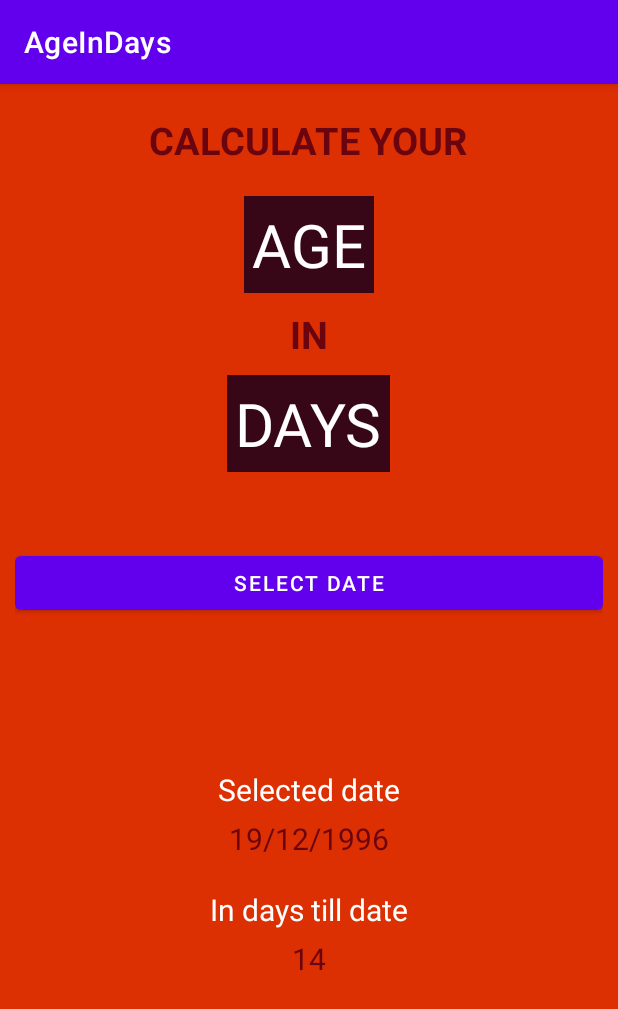
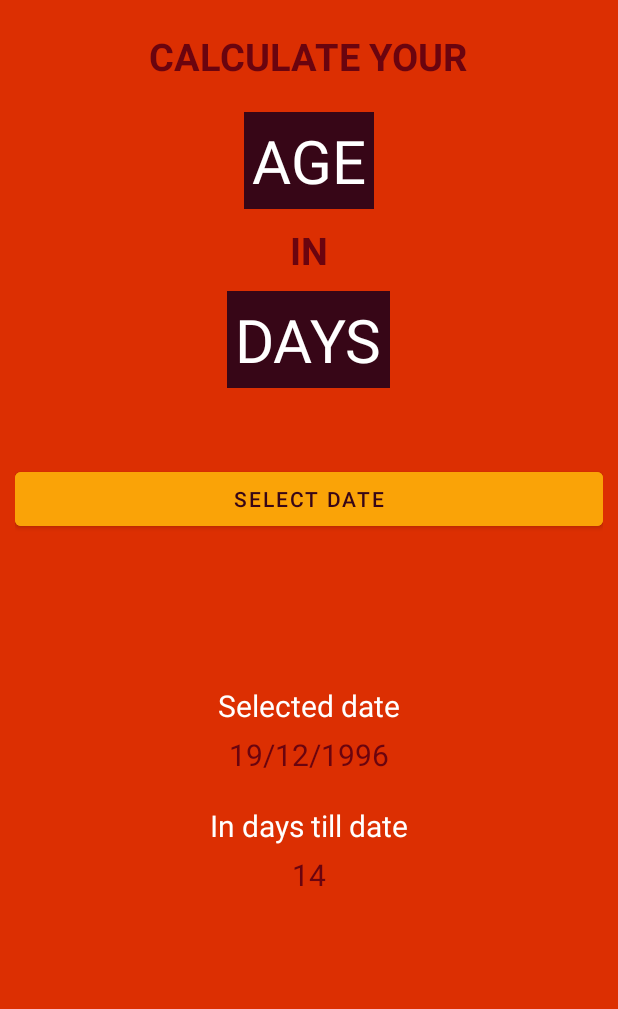
Before and after one commit to JoshuaScherer1996/AgeInDays, an Android app: the screen it shows after launch (MainActivity), on a phone screen of 412 x 824 dp. Shown: the top 1009 px of the screen. Run offline under Robolectric (Android 15) with nearby library versions, the phone set to English and light mode, and no system bars.

Commit message:
OPtimized code, updated Layout and added comments. Also did this to get more used to git

```diff
--- a/app/src/main/res/layout/activity_main.xml
+++ b/app/src/main/res/layout/activity_main.xml
@@ -65,6 +65,8 @@
         android:layout_width="match_parent"
         android:layout_height="wrap_content"
         android:layout_marginTop="50sp"
+        android:backgroundTint="@color/buttonBackground"
+        android:textColor="@color/textBackground"
         android:text="SELECT DATE" />
 
     <TextView
--- a/app/src/main/res/values/colors.xml
+++ b/app/src/main/res/values/colors.xml
@@ -10,4 +10,5 @@
     <color name="pageBackground">#DC2F02</color>
     <color name="textColor">#6A040F</color>
     <color name="textBackground">#370617</color>
+    <color name="buttonBackground">#FAA307</color>
 </resources>
--- a/app/src/main/res/values/strings.xml
+++ b/app/src/main/res/values/strings.xml
@@ -1,3 +1,3 @@
 <resources>
-    <string name="app_name">AgeInDays</string>
+    <string name="app_name">Age in Days</string>
 </resources>
--- a/app/src/main/res/values/themes.xml
+++ b/app/src/main/res/values/themes.xml
@@ -1,9 +1,9 @@
 <resources xmlns:tools="http://schemas.android.com/tools">
     <!-- Base application theme. -->
-    <style name="Theme.AgeInDays" parent="Theme.MaterialComponents.DayNight.DarkActionBar">
+    <style name="Theme.AgeInDays" parent="Theme.MaterialComponents.DayNight.NoActionBar">
         <!-- Primary brand color. -->
         <item name="colorPrimary">@color/purple_500</item>
-        <item name="colorPrimaryVariant">@color/purple_700</item>
+        <item name="colorPrimaryVariant">@color/pageBackground</item>
         <item name="colorOnPrimary">@color/white</item>
         <!-- Secondary brand color. -->
         <item name="colorSecondary">@color/teal_200</item>
```
Also changed, not shown: app/src/main/java/com/datphoenixstudios/ageindays/MainActivity.kt (+13 -22 lines).
